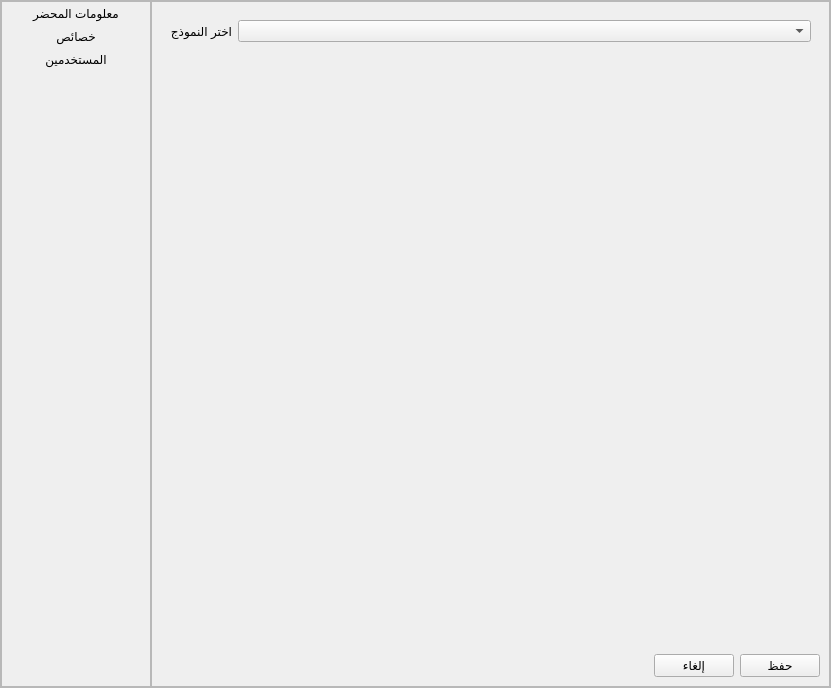
Before: the Qt Designer form ui/widgets/form_settings.ui in dukehub/baillif_app_v2, drawn with Qt 5.
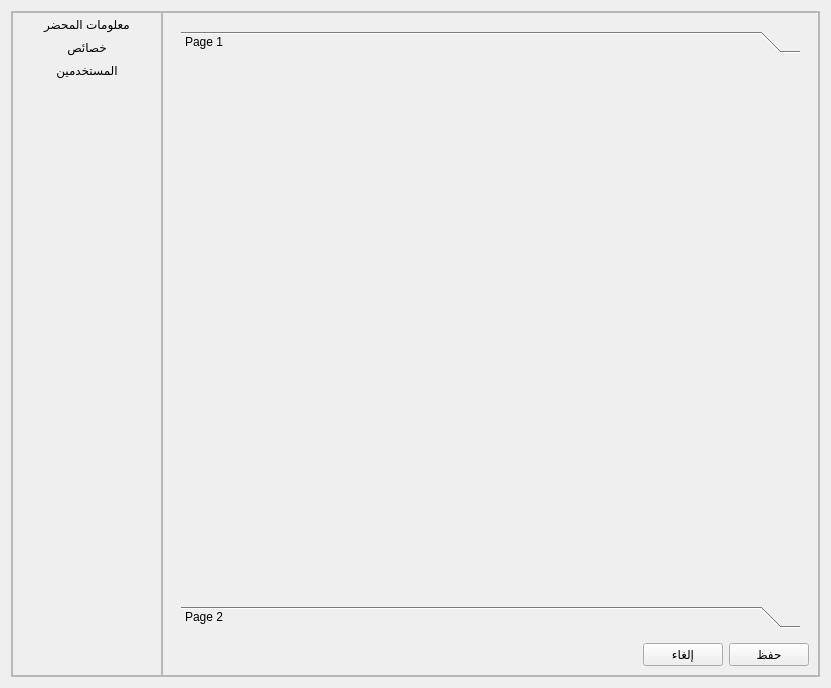
After: the same form once the commit is applied. The open tabs and pages were chosen to show the change.

Commit message: fix pages and filter

What changed in the file:
```diff
--- a/ui/widgets/form_settings.ui
+++ b/ui/widgets/form_settings.ui
@@ -16,22 +16,7 @@
   <property name="modal">
    <bool>false</bool>
   </property>
-  <layout class="QVBoxLayout" name="verticalLayout">
-   <property name="spacing">
-    <number>0</number>
-   </property>
-   <property name="leftMargin">
-    <number>0</number>
-   </property>
-   <property name="topMargin">
-    <number>0</number>
-   </property>
-   <property name="rightMargin">
-    <number>0</number>
-   </property>
-   <property name="bottomMargin">
-    <number>0</number>
-   </property>
+  <layout class="QHBoxLayout" name="horizontalLayout_3">
    <item>
     <widget class="QFrame" name="frame_3">
      <property name="frameShape">
@@ -292,17 +277,40 @@
            </widget>
            <widget class="QWidget" name="page_users"/>
            <widget class="QWidget" name="page_options">
-            <layout class="QFormLayout" name="formLayout">
-             <item row="0" column="0">
-              <widget class="QLabel" name="label">
-               <property name="text">
-                <string>اختر النموذج</string>
+            <layout class="QHBoxLayout" name="horizontalLayout_4">
+             <item>
+              <widget class="QToolBox" name="toolBox">
+               <property name="currentIndex">
+                <number>0</number>
                </property>
+               <widget class="QWidget" name="page">
+                <property name="geometry">
+                 <rect>
+                  <x>0</x>
+                  <y>0</y>
+                  <width>623</width>
+                  <height>540</height>
+                 </rect>
+                </property>
+                <attribute name="label">
+                 <string>Page 1</string>
+                </attribute>
+               </widget>
+               <widget class="QWidget" name="page_2">
+                <property name="geometry">
+                 <rect>
+                  <x>0</x>
+                  <y>0</y>
+                  <width>623</width>
+                  <height>540</height>
+                 </rect>
+                </property>
+                <attribute name="label">
+                 <string>Page 2</string>
+                </attribute>
+               </widget>
               </widget>
              </item>
-             <item row="0" column="1">
-              <widget class="QComboBox" name="cb_templates"/>
-             </item>
             </layout>
            </widget>
           </widget>
```
Left out of the diff: 2 changed lines with no effect on the pictures. The commit also changes 12 other files.
